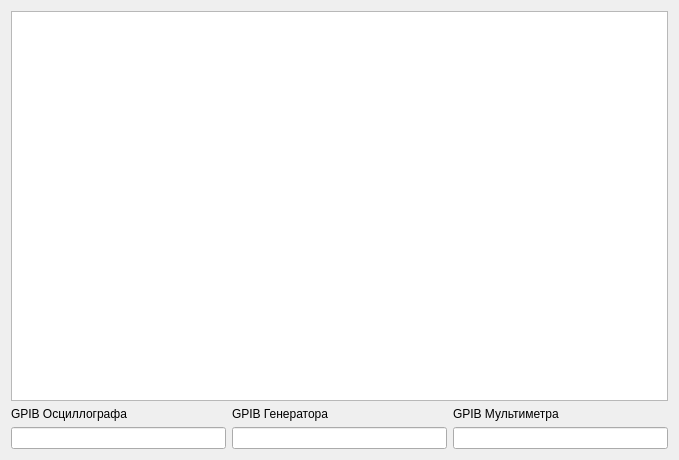
This is asec_upr/asec_upr.ui in lierdakil/masec as Qt 5 draws it before an edit. The edited form follows.
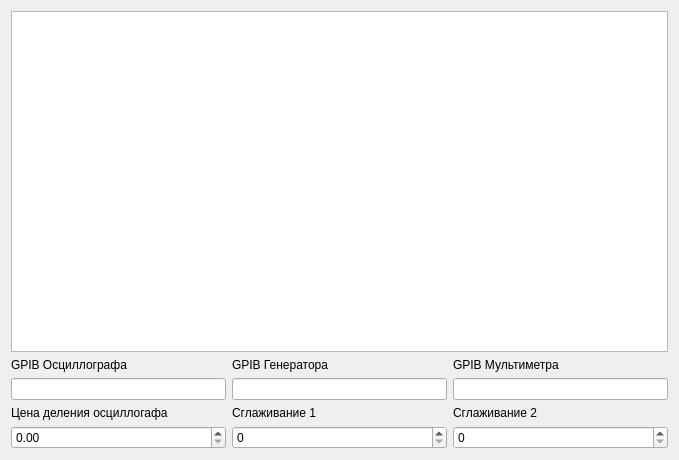
This is the edited form.

```diff
--- a/asec_upr/asec_upr.ui
+++ b/asec_upr/asec_upr.ui
@@ -46,14 +46,53 @@
      <item row="1" column="1">
       <widget class="QLineEdit" name="edGenId"/>
      </item>
-     <item row="1" column="2">
-      <widget class="QLineEdit" name="edMulId"/>
+     <item row="1" column="2" >
+      <widget class="QLineEdit" name="edMulId" />
+     </item>
+     <item row="2" column="0" >
+      <widget class="QLabel" name="lbOscVol" >
+       <property name="toolTip" >
+        <string>Цена деления осциллографа при первом пробеге (Вольт)</string>
+       </property>
+       <property name="text" >
+        <string>Цена деления осциллогафа</string>
+       </property>
+      </widget>
+     </item>
+     <item row="2" column="1" >
+      <widget class="QLabel" name="lbSm1" >
+       <property name="toolTip" >
+        <string>Глубина сглаживания при первом пробеге</string>
+       </property>
+       <property name="text" >
+        <string>Сглаживание 1</string>
+       </property>
+      </widget>
+     </item>
+     <item row="2" column="2" >
+      <widget class="QLabel" name="lbSm2" >
+       <property name="toolTip" >
+        <string>Глубина сглаживания при втором пробеге</string>
+       </property>
+       <property name="text" >
+        <string>Сглаживание 2</string>
+       </property>
+      </widget>
+     </item>
+     <item row="3" column="0" >
+      <widget class="QDoubleSpinBox" name="sbOscVol" />
+     </item>
+     <item row="3" column="1" >
+      <widget class="QSpinBox" name="sbSm1" />
+     </item>
+     <item row="3" column="2" >
+      <widget class="QSpinBox" name="sbSm2" />
      </item>
     </layout>
    </item>
   </layout>
  </widget>
- <layoutdefault spacing="6" margin="11"/>
+ <layoutdefault spacing="6" margin="11" />
  <tabstops>
   <tabstop>edOscId</tabstop>
   <tabstop>edGenId</tabstop>
```
Left out of the diff: 41 changed lines with no effect on the pictures.
